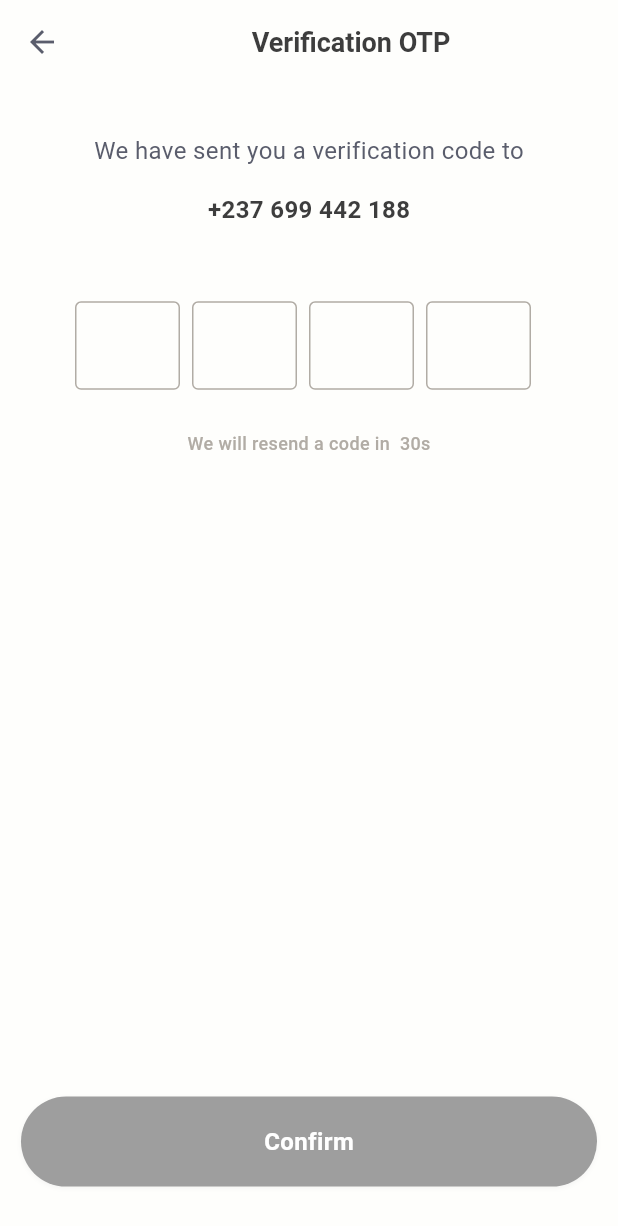
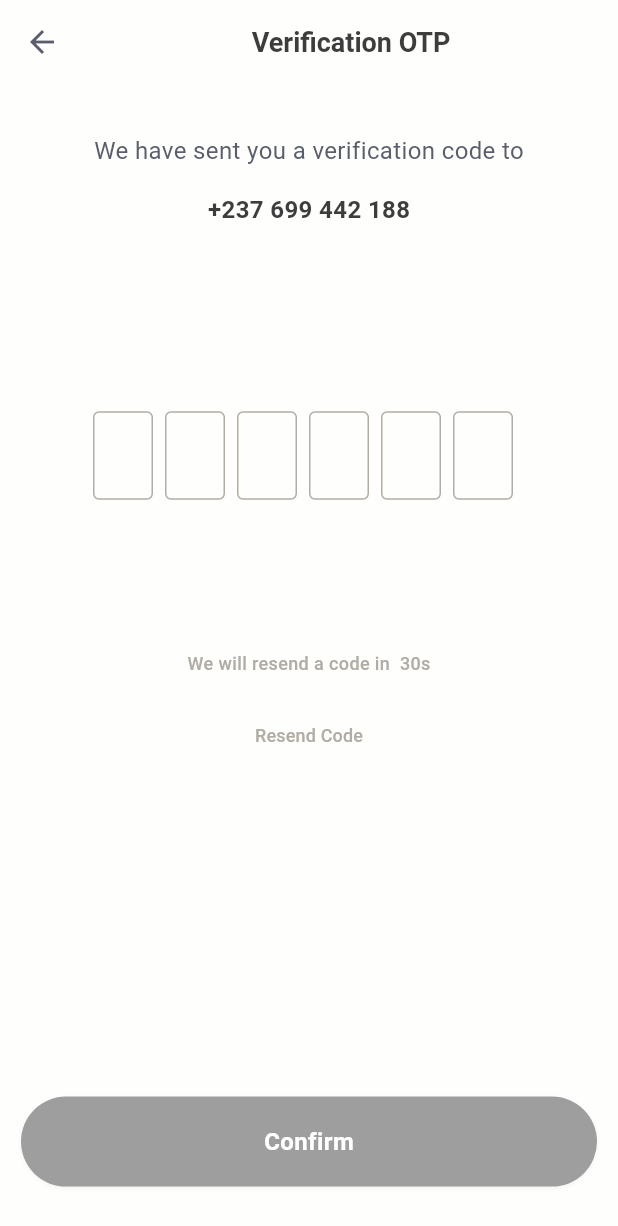
Before and after one commit to konnofuente/manzon, a Flutter app: the OTPView screen opened by its route, on a phone screen of 412 x 824 dp. Shown: the top 1226 px of the screen. Run offline on Flutter 3.47's test engine with Material 3 defaults, Android fonts, the phone set to English and light mode, and no system bars; drawn by our look-alikes of flutter_otp_text_field; our stand-ins replace cloud_firestore, connectivity_plus, equatable, firebase_auth, firebase_core, flutter_svg and 2 more; missing offline and left inert: connection_notifier; accounts and stored records are empty; Roboto replaces fonts that are missing (Rubik); project files that could hold a hidden picture were left out.

```diff
--- a/lib/domain/usecases/auth/sign_in_with_phone_number_use_case.dart
+++ b/lib/domain/usecases/auth/sign_in_with_phone_number_use_case.dart
@@ -1,4 +1,3 @@
-import 'dart:developer';
 import 'package:firebase_auth/firebase_auth.dart';
 import 'package:manzon/domain/repositories/auth_repository.dart';
 
@@ -12,7 +11,6 @@ class SignInWithPhoneNumberUseCase {
     try {
       return await _repository.signInWithPhoneAuthCredential(credential);
     } catch (e) {
-      log('Error in signInWithPhoneAuthCredential: $e');
       throw Exception('Failed to sign in with phone number.');
     }
   }
--- a/lib/presentation/pages/auth/otp/otp_view.dart
+++ b/lib/presentation/pages/auth/otp/otp_view.dart
@@ -18,6 +18,7 @@ class _OTPViewState extends State<OTPView> {
   @override
   Widget build(BuildContext context) {
     final OTPController controller = Get.put(OTPController());
+    controller.onInit();
     final double verticalPadding = ScreenSize.screenHeight * 0.02;
 
     return Scaffold(
@@ -28,7 +29,7 @@ class _OTPViewState extends State<OTPView> {
                 style: getSemiBoldStyle(
                     fontSize: FontSize.s18, color: AppColors.blackNormal))),
         leading: IconButton(
-          icon: Icon(
+          icon: const Icon(
             Icons.arrow_back,
             size: AppSize.s24,
           ),
@@ -52,12 +53,13 @@ class _OTPViewState extends State<OTPView> {
               style: getBoldStyle(fontSize: 16, color: AppColors.blackNormal),
             ),
             SizedBox(height: verticalPadding * 3),
-            OtpTextField(
+            Expanded(
+              child: OtpTextField(
                 fieldHeight: AppSize.s70,
-              fieldWidth: AppSize.s70,
+                // fieldWidth: AppSize.s,
                 textStyle: getSemiBoldStyle(
                     fontSize: FontSize.s18, color: AppColors.fontLightPrimary),
-              numberOfFields: 4,
+                numberOfFields: 6,
                 enabledBorderColor: AppColors.fontLightDisabled,
                 borderColor: AppColors.primaryNormal,
                 focusedBorderColor: AppColors.primaryNormal,
@@ -68,11 +70,27 @@ class _OTPViewState extends State<OTPView> {
                   controller.setOTP(verificationCode);
                 },
               ),
+            ),
             SizedBox(height: 16),
             Center(
               child: Obx(() => Text(
                     '${'resend_code'.tr} ${controller.remainingTime.value}s',
                     style: getMediumStyle(color: AppColors.fontLightDisabled),
+                  )),
+            ),
+            SizedBox(height: 16),
+            Center(
+              child: Obx(() => TextButton(
+                    onPressed: controller.remainingTime.value == 0
+                        ? controller.resendOTP
+                        : null,
+                    child: Text(
+                      'Resend Code',
+                      style: getMediumStyle(
+                          color: controller.remainingTime.value == 0
+                              ? AppColors.primaryNormal
+                              : AppColors.fontLightDisabled),
+                    ),
                   )),
             ),
             Spacer(),
```
Also changed, not shown: lib/presentation/controllers/auth_controller.dart (+18 -2 lines), lib/presentation/pages/auth/otp/otp_controller.dart (+13 -7 lines). Lines whose indentation alone changed are shown as unchanged.
